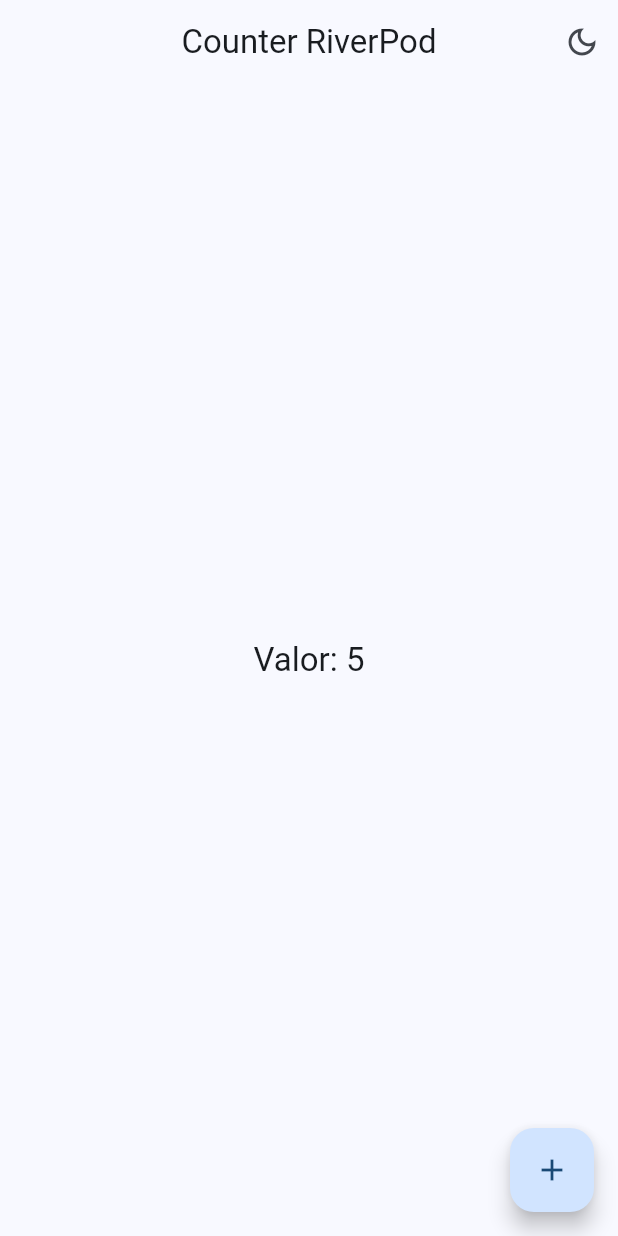
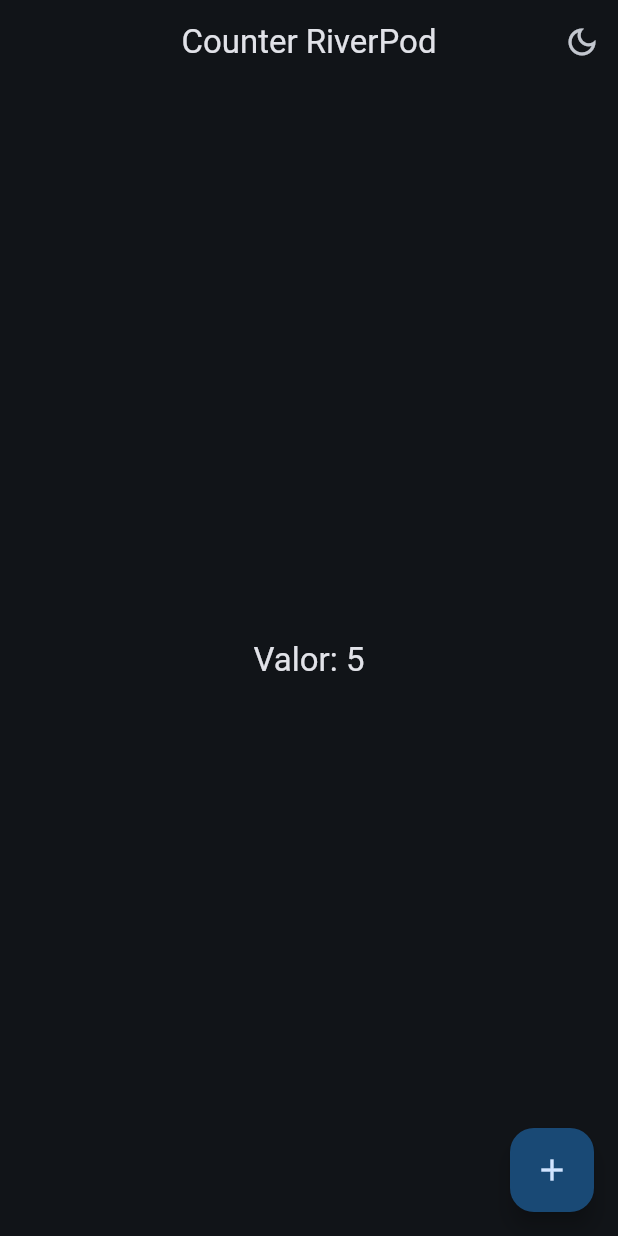
Before and after one commit to fabianrm/widgets-app, a Flutter app: the CounterScreen screen opened by its route, after a tap on the "light mode" icon, on a phone screen of 412 x 824 dp. Run offline on Flutter 3.47's test engine with Material 3 defaults, Android fonts, the phone set to English and light mode, and no system bars; our stand-ins replace animate_do, flutter_riverpod, go_router.

Commit message:
fix en aplicar theme a screen Counter Riverpod

```diff
--- a/lib/presentations/screens/counter/counter_screen.dart
+++ b/lib/presentations/screens/counter/counter_screen.dart
@@ -11,7 +11,9 @@ class CounterScreen extends ConsumerWidget {
   @override
   Widget build(BuildContext context, WidgetRef ref) {
     final int clickCounter = ref.watch(counterProvider);
-    final bool darkMode = ref.watch(isDarkmodeProvider);
+    //final bool darkMode = ref.watch(isDarkmodeProvider);
+
+     final darkMode = ref.watch(themeNotifierProvider).isDarkmode;
 
     return Scaffold(
         appBar: AppBar(
@@ -27,7 +29,8 @@ class CounterScreen extends ConsumerWidget {
                 // } else {
                 //   ref.read(isDarkmodeProvider.notifier).state = true;
                 // }
-                ref.read(isDarkmodeProvider.notifier).update((stateDark) => !stateDark);
+              // ref.read(isDarkmodeProvider.notifier).update((stateDark) => !stateDark);
+              ref.read(themeNotifierProvider.notifier).toogleDarkMode();
               },
             )
           ],
```
